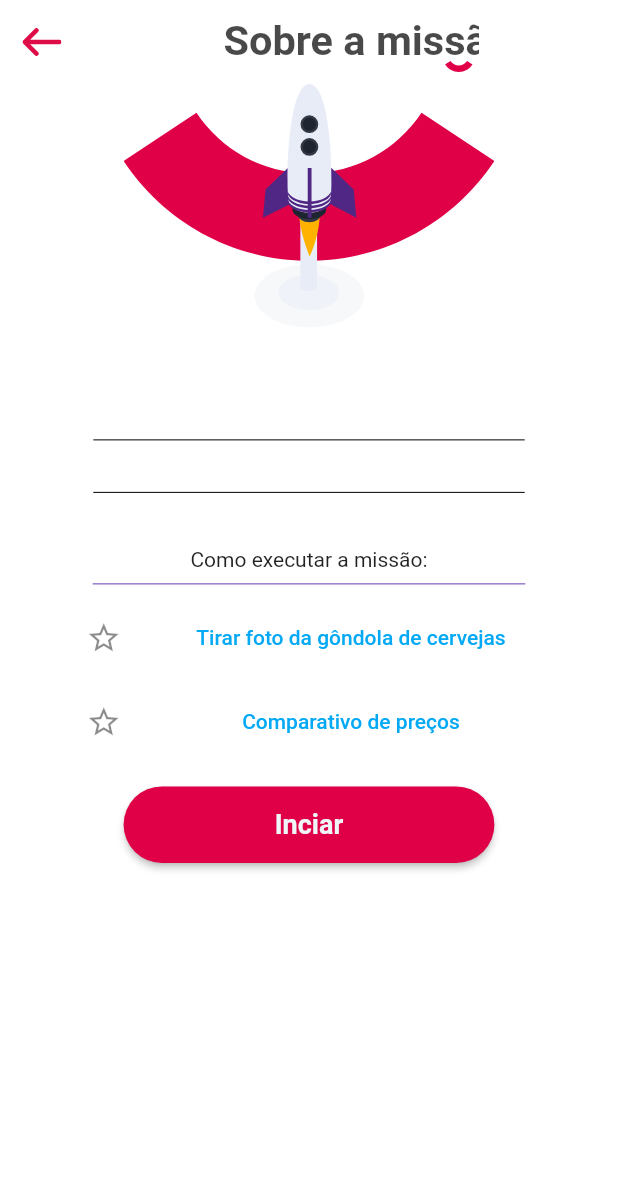
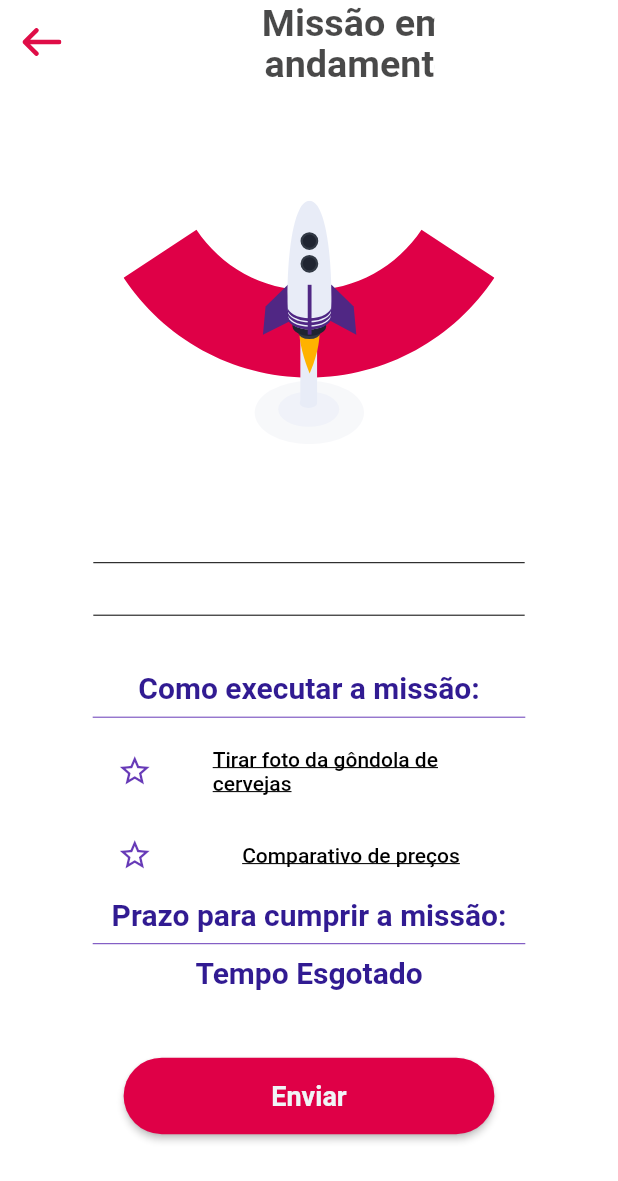
Before and after one commit to popsolutions/goop, a Flutter app: the MissionAboutPage screen opened directly with empty values, on a phone screen of 412 x 824 dp. Shown: the top 1181 px of the screen. Run offline on Flutter 3.47's test engine with Material 2 defaults, Android fonts, the phone set to English and light mode, and no system bars; our stand-ins replace flutter_svg.

Commit message:
Telas as missoes concluidas

```diff
--- a/lib/config/routes.dart
+++ b/lib/config/routes.dart
@@ -10,5 +10,7 @@ class Routes {
   static const String mission_completed = 'mission_completed';
   static const String mission_home = 'mission_home';
   static const String mission_about = 'mission_about';
+  static const String mission_price_comparison = 'price_comparison';
+  static const String mission_question = 'mission_question';
   static const String wallet = 'wallet';
 }
--- a/lib/config/widgets_router.dart
+++ b/lib/config/widgets_router.dart
@@ -5,6 +5,8 @@ import 'package:goop/pages/login_page/login_page.dart';
 import 'package:goop/pages/mission_page/mission_about_page.dart';
 import 'package:goop/pages/mission_page/mission_completed_page.dart';
 import 'package:goop/pages/mission_page/mission_home_page.dart';
+import 'package:goop/pages/mission_page/mission_price_comparison_page.dart';
+import 'package:goop/pages/mission_page/mission_questions_page.dart';
 import 'package:goop/pages/recover_password_page/recover_password_page.dart';
 import 'package:goop/pages/register_page/register_page.dart';
 import 'package:goop/pages/settings_page/settings_page.dart';
@@ -22,9 +24,11 @@ class WidgetsRouter {
     Routes.register: (_) => RegisterPage(),
     Routes.home: (_) => HomePage(),
     Routes.settings: (_) => SettingsPage(),
-    Routes.mission_completed: (context) => MissionCompletedPage(),
-    Routes.mission_home: (context) => MissionHomePage(),
-    Routes.mission_about: (context) => MissionAboutPage(),
-    Routes.wallet: (context) => WalletPage(),
+    Routes.mission_completed: (_) => MissionCompletedPage(),
+    Routes.mission_home: (_) => MissionHomePage(),
+    Routes.mission_about: (_) => MissionAboutPage(),
+    Routes.mission_price_comparison: (_) => MissionPriceComparisionPage(),
+    Routes.mission_question: (_) => MissionQuestionPage(),
+    Routes.wallet: (_) => WalletPage(),
   };
 }
--- a/lib/pages/components/goop_card.dart
+++ b/lib/pages/components/goop_card.dart
@@ -39,7 +39,7 @@ class GoopCard extends StatelessWidget {
           children: [
             Text(
               info.title,
-              style: Theme.of(context).textTheme.headline1,
+              style: Theme.of(context).textTheme.headline3,
             ),
             Text(
               info.address,
--- /dev/null
+++ b/lib/pages/components/goop_mission_body.dart
@@ -0,0 +1,118 @@
+import 'package:flutter/material.dart';
+import 'package:flutter_svg/svg.dart';
+import 'package:goop/config/routes.dart';
+import 'package:goop/models/info.dart';
+import 'package:goop/pages/components/goop_card.dart';
+import 'package:goop/utils/goop_colors.dart';
+import 'package:goop/utils/goop_images.dart';
+
+class GoopMissionBody extends StatefulWidget {
+  final InfoMission info;
+  GoopMissionBody({@required this.info});
+
+  @override
+  _GoopMissionBodyState createState() => _GoopMissionBodyState();
+}
+
+class _GoopMissionBodyState extends State<GoopMissionBody> {
+  bool isSelected1 = false;
+  bool isSelected2 = false;
+
+  @override
+  Widget build(BuildContext context) {
+    final TextStyle theme = Theme.of(context).textTheme.headline2;
+
+    return Column(
+      children: [
+        SizedBox(height: 40),
+        SvgPicture.asset(
+          GoopImages.rocket,
+          width: MediaQuery.of(context).size.width * .6,
+        ),
+        GoopCard(
+          info: widget.info,
+          border: Colors.transparent,
+          showPrinceAndTime: false,
+        ),
+        Text(
+          'Como executar a missão:',
+          style: theme,
+        ),
+        Container(
+          width: MediaQuery.of(context).size.width * .7,
+          child: Divider(
+            color: Colors.deepPurple,
+          ),
+        ),
+        Container(
+          width: MediaQuery.of(context).size.width * .7,
+          child: ListTile(
+            onTap: () {
+              setState(() {
+                isSelected1 = !isSelected1;
+              });
+            },
+            leading: Icon(
+              isSelected1 ? Icons.star : Icons.star_border,
+              color: Colors.deepPurple,
+            ),
+            title: TextButton(
+              child: Text(
+                'Tirar foto da gôndola de cervejas',
+                style: TextStyle(
+                  color: isSelected1 ? GoopColors.red : Colors.black,
+                  decoration: TextDecoration.underline,
+                ),
+              ),
+              onPressed: () {
+                Navigator.pushNamed(
+                  context,
+                  Routes.mission_question,
+                );
+              },
+            ),
+          ),
+        ),
+        Container(
+          width: MediaQuery.of(context).size.width * .7,
+          child: ListTile(
+            onTap: () {
+              setState(() {
+                isSelected2 = !isSelected2;
+              });
+            },
+            leading: Icon(
+              isSelected2 ? Icons.star : Icons.star_border,
+              color: Colors.deepPurple,
+            ),
+            title: TextButton(
+              child: Text(
+                'Comparativo de preços',
+                style: TextStyle(
+                  decoration: TextDecoration.underline,
+                  color: isSelected2 ? GoopColors.red : Colors.black,
+                ),
+              ),
+              onPressed: () {
+                Navigator.pushNamed(
+                  context,
+                  Routes.mission_price_comparison,
+                );
+              },
+            ),
+          ),
+        ),
+        Text(
+          'Prazo para cumprir a missão:',
+          style: theme,
+        ),
+        Container(
+          width: MediaQuery.of(context).size.width * .7,
+          child: Divider(
+            color: Colors.deepPurple,
+          ),
+        ),
+      ],
+    );
+  }
+}
--- a/lib/pages/components/goop_text_form_field.dart
+++ b/lib/pages/components/goop_text_form_field.dart
@@ -15,6 +15,7 @@ class GoopTextFormField extends StatelessWidget {
     return Container(
       padding: EdgeInsets.only(bottom: 20),
       child: TextFormField(
+        textAlign: TextAlign.center,
         obscureText: obscureText,
         decoration: InputDecoration(
           hintText: hintText,
--- a/lib/pages/mission_page/mission_about_page.dart
+++ b/lib/pages/mission_page/mission_about_page.dart
@@ -1,14 +1,39 @@
 import 'package:flutter/material.dart';
 import 'package:flutter_svg/svg.dart';
+import 'package:goop/config/routes.dart';
 import 'package:goop/models/info.dart';
-import 'package:goop/pages/components/goop_back.dart';
 import 'package:goop/pages/components/goop_button.dart';
-import 'package:goop/pages/components/goop_card.dart';
+import 'package:goop/pages/components/goop_mission_body.dart';
+import '../components/goop_back.dart';
 import 'package:goop/utils/goop_images.dart';
 
-class MissionAboutPage extends StatelessWidget {
+class MissionAboutPage extends StatefulWidget {
+  @override
+  _MissionAboutPageState createState() => _MissionAboutPageState();
+}
+
+enum MissionStatus {
+  Completed,
+  InProgress,
+  Closed,
+}
+
+class _MissionAboutPageState extends State<MissionAboutPage> {
+  var status = MissionStatus.Closed; //ALTERAR PARA MUDAR TELA
+
+  situacional({ifCompleted, ifInProgress, ifClosed}) {
+    if (status == MissionStatus.Completed) {
+      return ifCompleted;
+    } else if (status == MissionStatus.InProgress) {
+      return ifInProgress;
+    } else {
+      return ifClosed;
+    }
+  }
+
   @override
   Widget build(BuildContext context) {
+    final TextStyle theme = Theme.of(context).textTheme.headline2;
     final InfoMission info = ModalRoute.of(context).settings.arguments;
 
     return Scaffold(
@@ -16,56 +41,91 @@ class MissionAboutPage extends StatelessWidget {
         automaticallyImplyLeading: false,
         leading: GoopBack(),
         title: Container(
-          height: 40,
+          height: status == MissionStatus.Completed ? 40 : 60,
           child: SvgPicture.asset(
-            GoopImages.mission_about,
+            status == MissionStatus.Completed
+                ? GoopImages.mission_about
+                : GoopImages.mission_in_progress,
           ),
         ),
       ),
       body: Center(
+        child: SingleChildScrollView(
           child: Column(
             children: [
+              GoopMissionBody(info: info),
+              situacional(
+                ifCompleted: Text(
+                  '3 horas',
+                  style: theme,
+                ),
+                ifInProgress: Row(
+                  mainAxisAlignment: MainAxisAlignment.center,
+                  children: [
                     SvgPicture.asset(
-              GoopImages.rocket,
-              width: MediaQuery.of(context).size.width * .6,
+                      GoopImages.clock,
+                      height: 60,
                     ),
-            GoopCard(
-              info: info,
-              border: Colors.transparent,
-              showPrinceAndTime: false,
+                    SizedBox(width: 20),
+                    Text(
+                      '2:08:00',
+                      style: theme,
                     ),
-            Text('Como executar a missão:'),
+                  ],
+                ),
+                ifClosed: Text(
+                  'Tempo Esgotado',
+                  style: theme,
+                ),
+              ),
+              SizedBox(height: 10),
+              situacional(
+                ifCompleted: Column(
+                  children: [
+                    Text(
+                      'Prêmio da missão:',
+                      style: theme,
+                    ),
                     Container(
                       width: MediaQuery.of(context).size.width * .7,
                       child: Divider(
                         color: Colors.deepPurple,
                       ),
                     ),
-            Container(
-              width: MediaQuery.of(context).size.width * .8,
-              child: ListTile(
-                leading: Icon(Icons.star_border),
-                title: TextButton(
-                  child: Text('Tirar foto da gôndola de cervejas'),
-                  onPressed: () {},
+                    Text(
+                      'R\$ 15,00',
+                      style: theme,
+                    ),
+                  ],
+                ),
+                ifInProgress: Container(),
+                ifClosed: Container(),
+              ),
+              SizedBox(height: 20),
+              situacional(
+                ifCompleted: Container(
+                  margin: EdgeInsets.only(bottom: 30),
+                  child: GoopButton(
+                    text: 'Iniciar',
+                    action: () {},
+                  ),
+                ),
+                ifInProgress: Container(),
+                ifClosed: Container(
+                  margin: EdgeInsets.only(bottom: 30),
+                  child: GoopButton(
+                    text: 'Enviar',
+                    action: () {
+                      Navigator.pushNamed(
+                        context,
+                        Routes.mission_completed,
+                      );
+                    },
                   ),
                 ),
               ),
-            Container(
-              width: MediaQuery.of(context).size.width * .8,
-              child: ListTile(
-                leading: Icon(Icons.star_border),
-                title: TextButton(
-                  child: Text('Comparativo de preços'),
-                  onPressed: () {},
+            ],
           ),
-              ),
-            ),
-            GoopButton(
-              text: 'Inciar',
-              action: () {},
-            ),
-          ],
         ),
       ),
     );
--- a/lib/pages/mission_page/mission_completed_page.dart
+++ b/lib/pages/mission_page/mission_completed_page.dart
@@ -44,7 +44,7 @@ class MissionCompletedPage extends StatelessWidget {
                 action: () {
                   Navigator.pushNamed(
                     context,
-                    Routes.home,
+                    Routes.white_splash,
                   );
                 },
               ),
--- a/lib/pages/mission_page/mission_home_page.dart
+++ b/lib/pages/mission_page/mission_home_page.dart
@@ -15,9 +15,7 @@ class MissionHomePage extends StatelessWidget {
         centerTitle: true,
         title: Container(
           height: 40,
-          child: SvgPicture.asset(
-            GoopImages.mission,
-          ),
+          child: SvgPicture.asset(GoopImages.mission),
         ),
       ),
       drawer: GoopDrawer(),
--- a/lib/utils/goop_images.dart
+++ b/lib/utils/goop_images.dart
@@ -30,4 +30,8 @@ class GoopImages {
   static const pix = '$_base/pix.svg';
   static const draw_money = '$_base/draw_money.svg';
   static const local = '$_base/local.svg';
+  static const mission_in_progress = '$_base/mission_in_progress.svg';
+  static const price_comparison = '$_base/price_comparison.svg';
+  static const questions = '$_base/questions.svg';
+  static const clock = '$_base/clock.svg';
 }
```
Also changed, not shown: lib/main.dart (+11 -3 lines), lib/pages/mission_page/mission_price_comparison_page.dart (added, +74 -0 lines), lib/pages/mission_page/mission_questions_page.dart (added, +67 -0 lines), assets/images/clock.svg (added), assets/images/mission_about.svg, assets/images/mission_in_progress.svg (added), assets/images/price_comparison.svg (added), assets/images/questions.svg (added). Lines whose indentation alone changed are shown as unchanged.
